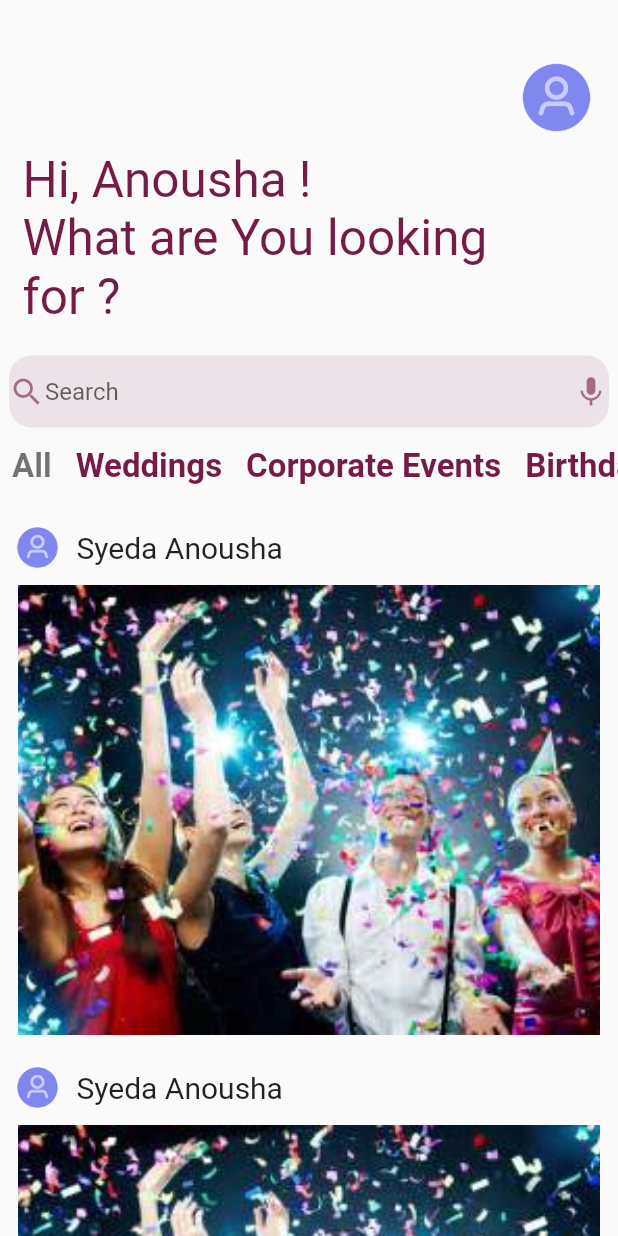
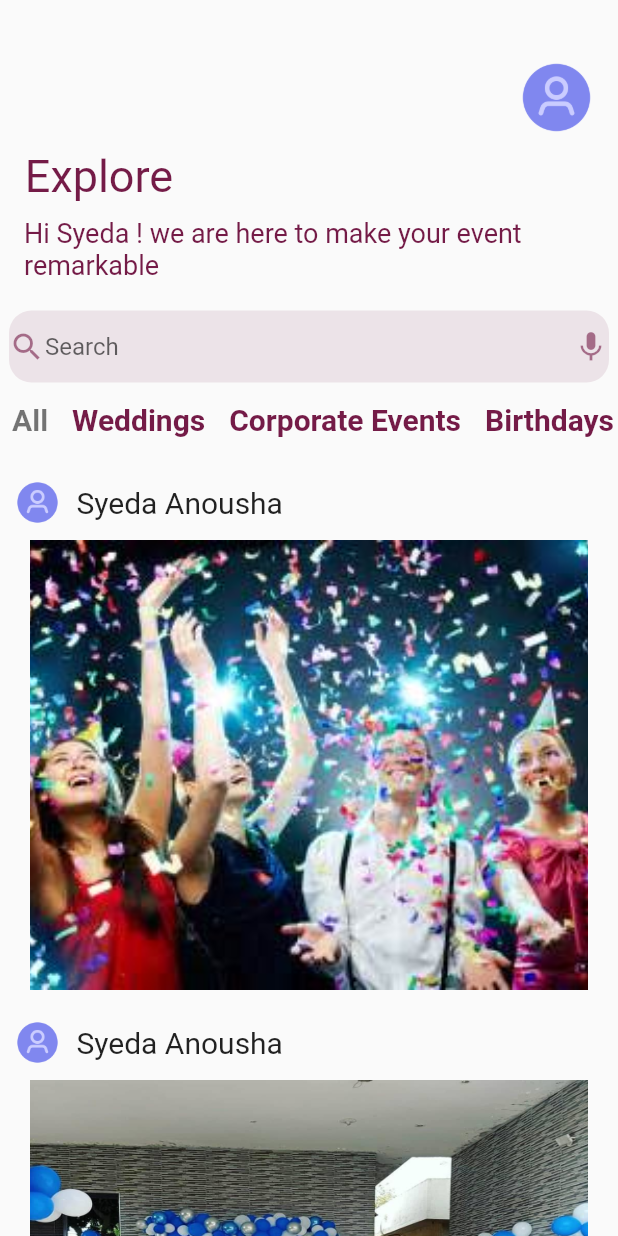
Before and after one commit to Naveed-kaimkhani/Event-Planer, a Flutter app: the HomePagev2 screen opened directly with empty values, on a phone screen of 412 x 824 dp. Run offline on Flutter 3.47's test engine with Material 2 defaults, Android fonts, the phone set to English and light mode, and no system bars; our stand-ins replace cloud_firestore, firebase_auth, firebase_core, firebase_storage, fluttertoast, google_sign_in and 3 more; missing offline and left inert: dart:ffi, flutter_drawers; accounts and stored records are empty.

Commit message:
homepage renovation

```diff
--- a/lib/screens/HomePagev2.dart
+++ b/lib/screens/HomePagev2.dart
@@ -1,5 +1,6 @@
 import 'package:eventplaner/main.dart';
 import 'package:eventplaner/rootwidget.dart';
+import 'package:eventplaner/widgets/Containerwidgets.dart';
 import 'package:flutter/material.dart';
 import 'package:page_transition/page_transition.dart';
 
@@ -70,8 +71,8 @@ class _HomePagev2State extends State<HomePagev2> {
     bool toggleIsFavorated(bool isFavorited) {
       return !isFavorited;
     }
+
     return Scaffold(
-
       body: SingleChildScrollView(
         child: Column(
           children: [
@@ -91,11 +92,26 @@ class _HomePagev2State extends State<HomePagev2> {
                   ),
                   Container(
                       padding:
-                          EdgeInsets.symmetric(vertical: 10, horizontal: 15),
+                          EdgeInsets.symmetric(vertical: 10, horizontal: 16),
+                      child: Column(
+                        children: [
+                          Container(
+                            margin: EdgeInsets.only(right: 280),
                             child: Text(
-                        "Hi, Anousha !\nWhat are You looking for ?",
+                              "Explore",
                               style: TextStyle(
-                            fontSize: 33, color: Constants.primaryColor),
+                                  fontSize: 30, color: Constants.primaryColor),
+                            ),
+                          ),
+                          SizedBox(
+                            height: 10,
+                          ),
+                          Text(
+                            "Hi Syeda ! we are here to make your event remarkable",
+                            style: TextStyle(
+                                fontSize: 18, color: Constants.primaryColor),
+                          ),
+                        ],
                       )),
                   Container(
                     child: Row(
@@ -164,7 +180,7 @@ class _HomePagev2State extends State<HomePagev2> {
                               child: Text(
                                 _eventTypes[index],
                                 style: TextStyle(
-                                  fontSize: 22.0,
+                                  fontSize: 20.0,
                                   fontWeight: selectedIndex == index
                                       ? FontWeight.bold
                                       : FontWeight.bold,
@@ -185,15 +201,7 @@ class _HomePagev2State extends State<HomePagev2> {
                 children: [
                   Row(
                     children: [
-                      Container(
-                        margin: EdgeInsets.all(10),
-                        height: 30,
-                        width: 30,
-                        decoration: BoxDecoration(
-                            borderRadius: BorderRadius.circular(40),
-                            image: DecorationImage(
-                                image: AssetImage('assets/account.png'))),
-                      ),
+                      ProfileContainer(),
                       SizedBox(
                         width: 1,
                       ),
@@ -206,7 +214,7 @@ class _HomePagev2State extends State<HomePagev2> {
                     ],
                   ),
                   Container(
-                    padding: const EdgeInsets.symmetric(horizontal: 12),
+                    padding: const EdgeInsets.symmetric(horizontal: 20),
                     height: 300.0,
                     width: size.width,
                     child: AspectRatio(
@@ -238,15 +246,7 @@ class _HomePagev2State extends State<HomePagev2> {
                   ),
                   Row(
                     children: [
-                      Container(
-                        margin: EdgeInsets.all(10),
-                        height: 30,
-                        width: 30,
-                        decoration: BoxDecoration(
-                            borderRadius: BorderRadius.circular(40),
-                            image: DecorationImage(
-                                image: AssetImage('assets/account.png'))),
-                      ),
+                      ProfileContainer(),
                       SizedBox(
                         width: 1,
                       ),
@@ -258,48 +258,18 @@ class _HomePagev2State extends State<HomePagev2> {
                       ),
                     ],
                   ),
-                  Container(
-                    padding: const EdgeInsets.symmetric(horizontal: 12),
-                    height: 300.0,
-                    width: size.width,
-                    child: AspectRatio(
-                        aspectRatio: 1.81,
-                        child: Stack(children: [
-                          PageView.builder(
-                            itemCount: demoallImages.length,
-                            itemBuilder: ((context, index) => GestureDetector(
-                                  onTap: () {
-                                    Navigator.push(
-                                        context,
-                                        PageTransition(
-                                            child: DetailScreen(
-                                                EventId:
-                                                    _eventList[index].eventId),
-                                            type: PageTransitionType
-                                                .bottomToTop));
-                                  },
-                                  child: Image.asset(
-                                    demoallImages[index],
-                                    fit: BoxFit.cover,
+                  Imagecontainer(Image(
+                    image: AssetImage(
+                      "assets/b6.jpg",
                     ),
+                    fit: BoxFit.fill,
                   )),
-                          ),
-                        ])),
-                  ),
                   SizedBox(
                     height: 10,
                   ),
                   Row(
                     children: [
-                      Container(
-                        margin: EdgeInsets.all(10),
-                        height: 30,
-                        width: 30,
-                        decoration: BoxDecoration(
-                            borderRadius: BorderRadius.circular(40),
-                            image: DecorationImage(
-                                image: AssetImage('assets/account.png'))),
-                      ),
+                      ProfileContainer(),
                       SizedBox(
                         width: 1,
                       ),
@@ -311,34 +281,12 @@ class _HomePagev2State extends State<HomePagev2> {
                       ),
                     ],
                   ),
-                  Container(
-                    padding: const EdgeInsets.symmetric(horizontal: 12),
-                    height: 300.0,
-                    width: size.width,
-                    child: AspectRatio(
-                        aspectRatio: 1.81,
-                        child: Stack(children: [
-                          PageView.builder(
-                            itemCount: demoallImages.length,
-                            itemBuilder: ((context, index) => GestureDetector(
-                                  onTap: () {
-                                    Navigator.push(
-                                        context,
-                                        PageTransition(
-                                            child: DetailScreen(
-                                                EventId:
-                                                    _eventList[index].eventId),
-                                            type: PageTransitionType
-                                                .bottomToTop));
-                                  },
-                                  child: Image.asset(
-                                    demoallImages[index],
-                                    fit: BoxFit.cover,
+                  Imagecontainer(Image(
+                    image: AssetImage(
+                      "assets/w5.jpg",
                     ),
+                    fit: BoxFit.fill,
                   )),
-                          ),
-                        ])),
-                  ),
                 ],
               ),
             ),
--- a/lib/widgets/drawer.dart
+++ b/lib/widgets/Containerwidgets.dart
@@ -1,5 +1,9 @@
 import 'package:eventplaner/widgets/customizedappBar.dart';
 import 'package:flutter/material.dart';
+import 'package:page_transition/page_transition.dart';
+
+import '../Model/eventModelV2.dart';
+import '../screens/detailsPageV2.dart';
 
 Widget drawer1() {
   return Drawer(
@@ -28,3 +32,24 @@ Widget drawer1() {
     ),
   );
 }
+
+Widget Imagecontainer(Image image) {
+  return Container(
+    decoration: BoxDecoration(borderRadius: BorderRadius.circular(30)),
+    child: image,
+    padding: const EdgeInsets.symmetric(horizontal: 20),
+    height: 300.0,
+    width: 500,
+  );
+}
+
+Widget ProfileContainer() {
+  return Container(
+    margin: EdgeInsets.all(10),
+    height: 30,
+    width: 30,
+    decoration: BoxDecoration(
+        borderRadius: BorderRadius.circular(40),
+        image: DecorationImage(image: AssetImage('assets/account.png'))),
+  );
+}
--- a/lib/widgets/customizedappBar.dart
+++ b/lib/widgets/customizedappBar.dart
@@ -1,5 +1,5 @@
 import 'package:eventplaner/constant/constants.dart';
-import 'package:eventplaner/widgets/drawer.dart';
+import 'package:eventplaner/widgets/Containerwidgets.dart';
 import 'package:flutter/material.dart';
 
 AppBar buildAppBar(String title) {
```
Also changed, not shown: assets/b2.jpg (added), assets/b6.jpg (added), assets/w5.jpg (added), lib/main.dart (line endings or trailing spaces), 1 other file. Lines whose indentation alone changed are shown as unchanged.
